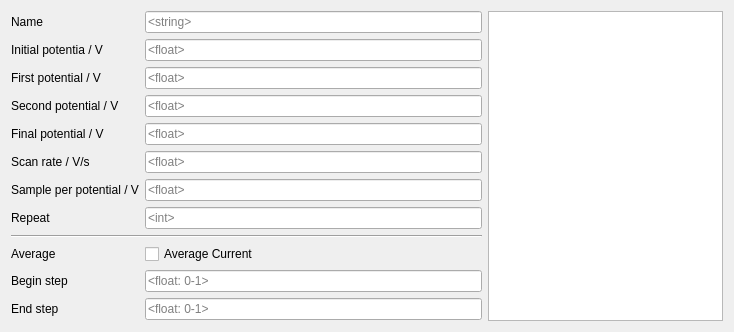
First picture: the form in UIFiles/qt_CV.ui, repository ChristopherYJS/ElectrochemicalOuija, before the edit.
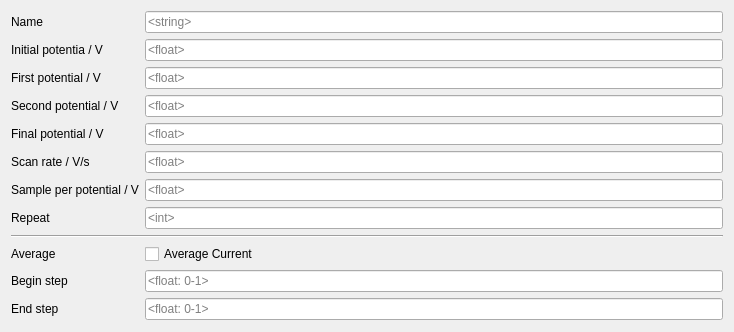
Second picture: the form after the edit.

Patch:
```diff
--- a/UIFiles/qt_CV.ui
+++ b/UIFiles/qt_CV.ui
@@ -13,7 +13,7 @@
   <property name="windowTitle">
    <string>Form</string>
   </property>
-  <layout class="QHBoxLayout" name="horizontalLayout" stretch="2,1">
+  <layout class="QHBoxLayout" name="horizontalLayout" stretch="2">
    <item>
     <layout class="QGridLayout" name="gridLayout">
      <item row="3" column="0">
@@ -179,9 +179,6 @@
      </item>
     </layout>
    </item>
-   <item>
-    <widget class="QPlainTextEdit" name="plainTextEdit"/>
-   </item>
   </layout>
  </widget>
  <resources/>
```
